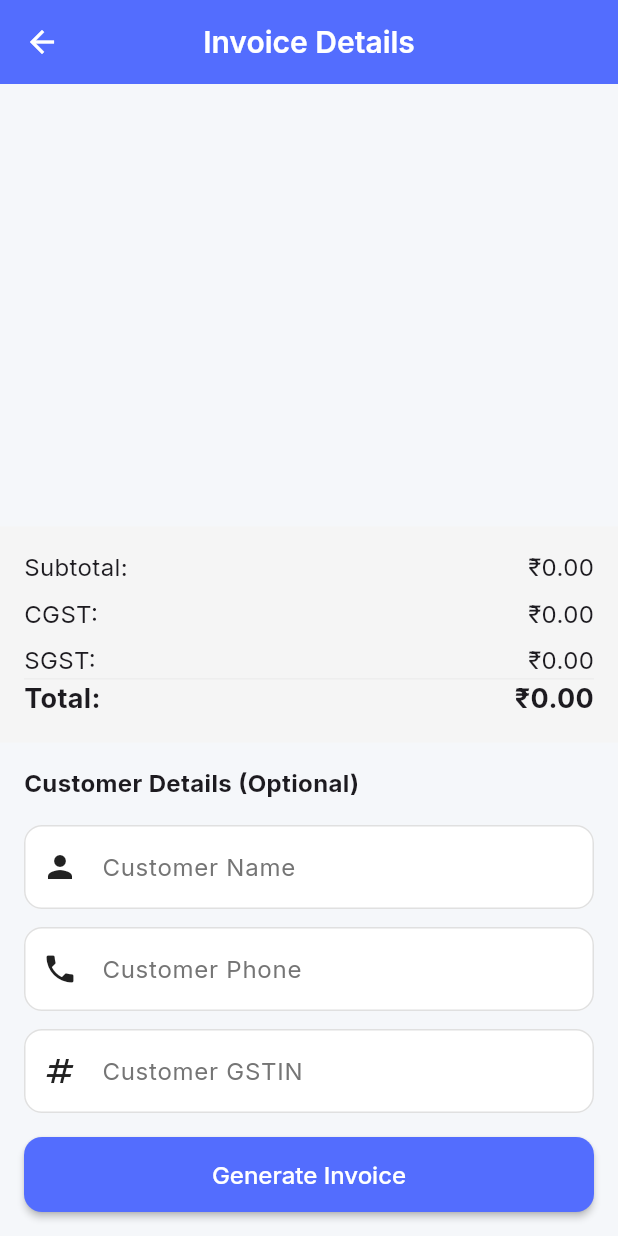
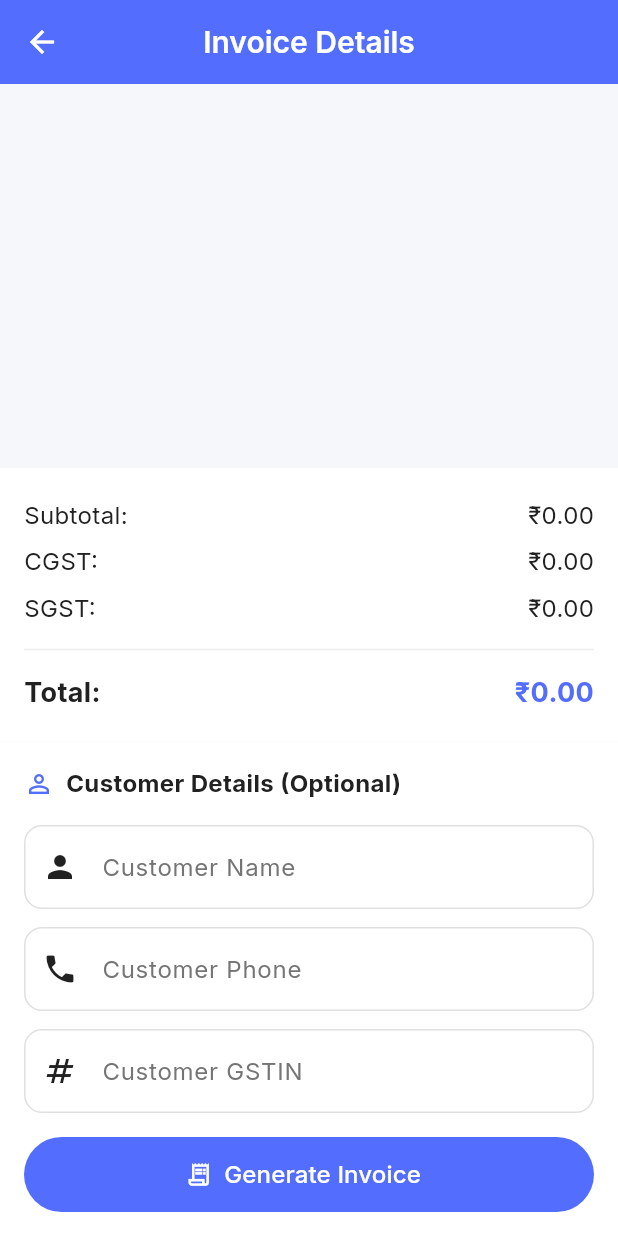
Before and after one commit to jeel1811/External, a Flutter app: the InvoiceDetailsScreen screen opened directly, on a phone screen of 412 x 824 dp. Run offline on Flutter 3.47's test engine with Material 3 defaults, Android fonts, the phone set to English and light mode, and no system bars; our stand-ins replace google_fonts, hive_flutter, pdf, printing, shared_preferences; missing offline and left inert: flutter_barcode_scanner; accounts and stored records are empty.

Commit message:
invoice theme fix

```diff
--- a/gst_billing_app/lib/screens/invoice_details_screen.dart
+++ b/gst_billing_app/lib/screens/invoice_details_screen.dart
@@ -32,6 +32,7 @@ class _InvoiceDetailsScreenState extends State<InvoiceDetailsScreen> {
   @override
   Widget build(BuildContext context) {
     final cart = Provider.of<CartProvider>(context);
+    final theme = Theme.of(context);
 
     return Scaffold(
       appBar: AppBar(
@@ -47,18 +48,57 @@ class _InvoiceDetailsScreenState extends State<InvoiceDetailsScreen> {
                 final item = cart.items[index];
                 return Card(
                   margin:
-                      const EdgeInsets.symmetric(horizontal: 16, vertical: 4),
-                  child: ListTile(
-                    title: Text(item.product.name),
-                    subtitle: Row(
+                      const EdgeInsets.symmetric(horizontal: 16, vertical: 8),
+                  elevation: 2,
+                  child: Padding(
+                    padding: const EdgeInsets.all(12.0),
+                    child: Row(
+                      children: [
+                        Expanded(
+                          child: Column(
+                            crossAxisAlignment: CrossAxisAlignment.start,
                             children: [
                               Text(
-                            '${item.quantity} × ${CurrencyFormatter.format(item.product.price)}'),
+                                item.product.name,
+                                style: TextStyle(
+                                  fontSize: 16,
+                                  fontWeight: FontWeight.bold,
+                                  color: theme.colorScheme.onSurface,
+                                ),
+                              ),
+                              const SizedBox(height: 4),
+                              Row(
+                                children: [
+                                  Text(
+                                    '${item.quantity} × ${CurrencyFormatter.format(item.product.price)}',
+                                    style: TextStyle(
+                                      color: theme.colorScheme.onSurface
+                                          .withOpacity(0.8),
+                                    ),
+                                  ),
                                   const SizedBox(width: 8),
-                        Text('GST: ${item.product.gstPercentage}%'),
+                                  Container(
+                                    padding: const EdgeInsets.symmetric(
+                                        horizontal: 6, vertical: 2),
+                                    decoration: BoxDecoration(
+                                      color: theme.colorScheme.primaryContainer,
+                                      borderRadius: BorderRadius.circular(4),
+                                    ),
+                                    child: Text(
+                                      'GST: ${item.product.gstPercentage}%',
+                                      style: TextStyle(
+                                        fontSize: 12,
+                                        color: theme
+                                            .colorScheme.onPrimaryContainer,
+                                      ),
+                                    ),
+                                  ),
                                 ],
                               ),
-                    trailing: Row(
+                            ],
+                          ),
+                        ),
+                        Row(
                           mainAxisSize: MainAxisSize.min,
                           children: [
                             IconButton(
@@ -72,13 +112,32 @@ class _InvoiceDetailsScreenState extends State<InvoiceDetailsScreen> {
                                 }
                               },
                             ),
-                        Text('${item.quantity}'),
+                            Container(
+                              padding: const EdgeInsets.symmetric(
+                                  horizontal: 8, vertical: 4),
+                              decoration: BoxDecoration(
+                                color: theme.colorScheme.surface,
+                                borderRadius: BorderRadius.circular(8),
+                                border: Border.all(
+                                    color: theme.colorScheme.outline
+                                        .withOpacity(0.3)),
+                              ),
+                              child: Text(
+                                '${item.quantity}',
+                                style: TextStyle(
+                                  fontWeight: FontWeight.bold,
+                                  color: theme.colorScheme.onSurface,
+                                ),
+                              ),
+                            ),
                             IconButton(
-                          icon:
-                              const Icon(Icons.add_circle, color: Colors.green),
+                              icon: const Icon(Icons.add_circle,
+                                  color: Colors.green),
                               onPressed: () {
                                 cart.updateQuantity(index, item.quantity + 1);
                               },
+                            ),
+                          ],
                         ),
                       ],
                     ),
@@ -90,101 +149,108 @@ class _InvoiceDetailsScreenState extends State<InvoiceDetailsScreen> {
 
           // Summary
           Container(
-            color: Colors.grey.shade100,
+            color: theme.colorScheme.surface,
             padding: const EdgeInsets.all(16.0),
             child: Column(
               children: [
-                Row(
-                  mainAxisAlignment: MainAxisAlignment.spaceBetween,
-                  children: [
-                    const Text('Subtotal:', style: TextStyle(fontSize: 16)),
-                    Text(CurrencyFormatter.format(cart.subtotal),
-                        style: const TextStyle(fontSize: 16)),
-                  ],
-                ),
-                const SizedBox(height: 8),
-                Row(
-                  mainAxisAlignment: MainAxisAlignment.spaceBetween,
-                  children: [
-                    const Text('CGST:', style: TextStyle(fontSize: 16)),
-                    Text(CurrencyFormatter.format(cart.totalCgst),
-                        style: const TextStyle(fontSize: 16)),
-                  ],
-                ),
-                const SizedBox(height: 8),
-                Row(
-                  mainAxisAlignment: MainAxisAlignment.spaceBetween,
-                  children: [
-                    const Text('SGST:', style: TextStyle(fontSize: 16)),
-                    Text(CurrencyFormatter.format(cart.totalSgst),
-                        style: const TextStyle(fontSize: 16)),
-                  ],
-                ),
-                const Divider(),
-                Row(
-                  mainAxisAlignment: MainAxisAlignment.spaceBetween,
-                  children: [
-                    const Text('Total:',
-                        style: TextStyle(
-                            fontSize: 18, fontWeight: FontWeight.bold)),
-                    Text(CurrencyFormatter.format(cart.total),
-                        style: const TextStyle(
-                            fontSize: 18, fontWeight: FontWeight.bold)),
-                  ],
-                ),
+                _buildSummaryRow('Subtotal:',
+                    CurrencyFormatter.format(cart.subtotal), theme),
+                _buildSummaryRow(
+                    'CGST:', CurrencyFormatter.format(cart.totalCgst), theme),
+                _buildSummaryRow(
+                    'SGST:', CurrencyFormatter.format(cart.totalSgst), theme),
+                const Divider(height: 24),
+                _buildSummaryRow(
+                    'Total:', CurrencyFormatter.format(cart.total), theme,
+                    isTotal: true),
               ],
             ),
           ),
 
           // Customer details form
-          Form(
+          Container(
+            color: theme.colorScheme.surface,
+            padding: const EdgeInsets.all(16.0),
+            child: Form(
               key: _formKey,
-            child: Padding(
-              padding: const EdgeInsets.all(16.0),
               child: Column(
                 crossAxisAlignment: CrossAxisAlignment.start,
                 children: [
-                  const Text('Customer Details (Optional)',
+                  Row(
+                    children: [
+                      Icon(
+                        Icons.person_outline,
+                        color: theme.colorScheme.primary,
+                        size: 20,
+                      ),
+                      const SizedBox(width: 8),
+                      Text(
+                        'Customer Details (Optional)',
                         style: TextStyle(
                           fontSize: 16,
                           fontWeight: FontWeight.bold,
-                      )),
+                          color: theme.colorScheme.onSurface,
+                        ),
+                      ),
+                    ],
+                  ),
                   const SizedBox(height: 16),
                   TextFormField(
                     controller: _customerNameController,
-                    decoration: const InputDecoration(
+                    decoration: InputDecoration(
                       labelText: 'Customer Name',
-                      border: OutlineInputBorder(),
-                      prefixIcon: Icon(Icons.person),
+                      border: const OutlineInputBorder(),
+                      prefixIcon: const Icon(Icons.person),
+                      filled: true,
+                      fillColor: theme.colorScheme.surface,
                     ),
                   ),
                   const SizedBox(height: 12),
                   TextFormField(
                     controller: _customerPhoneController,
-                    decoration: const InputDecoration(
+                    decoration: InputDecoration(
                       labelText: 'Customer Phone',
-                      border: OutlineInputBorder(),
-                      prefixIcon: Icon(Icons.phone),
+                      border: const OutlineInputBorder(),
+                      prefixIcon: const Icon(Icons.phone),
+                      filled: true,
+                      fillColor: theme.colorScheme.surface,
                     ),
                     keyboardType: TextInputType.phone,
                   ),
                   const SizedBox(height: 12),
                   TextFormField(
                     controller: _customerGstinController,
-                    decoration: const InputDecoration(
+                    decoration: InputDecoration(
                       labelText: 'Customer GSTIN',
-                      border: OutlineInputBorder(),
-                      prefixIcon: Icon(Icons.numbers),
+                      border: const OutlineInputBorder(),
+                      prefixIcon: const Icon(Icons.numbers),
+                      filled: true,
+                      fillColor: theme.colorScheme.surface,
                     ),
                   ),
                   const SizedBox(height: 16),
-                  ElevatedButton(
+                  FilledButton.icon(
                     onPressed: _isSubmitting ? null : _createInvoice,
-                    style: ElevatedButton.styleFrom(
+                    style: FilledButton.styleFrom(
                       minimumSize: const Size.fromHeight(50),
                     ),
-                    child: _isSubmitting
-                        ? const CircularProgressIndicator()
+                    icon: const Icon(Icons.receipt_long_outlined),
+                    label: _isSubmitting
+                        ? Row(
+                            mainAxisAlignment: MainAxisAlignment.center,
+                            children: [
+                              SizedBox(
+                                width: 20,
+                                height: 20,
+                                child: CircularProgressIndicator(
+                                  strokeWidth: 2,
+                                  color: theme.colorScheme.onPrimary,
+                                ),
+                              ),
+                              const SizedBox(width: 10),
+                              const Text('Processing...'),
+                            ],
+                          )
                         : const Text('Generate Invoice',
                             style: TextStyle(fontSize: 16)),
                   ),
@@ -197,25 +263,64 @@ class _InvoiceDetailsScreenState extends State<InvoiceDetailsScreen> {
     );
   }
 
+  Widget _buildSummaryRow(String label, String value, ThemeData theme,
+      {bool isTotal = false}) {
+    return Padding(
+      padding: const EdgeInsets.symmetric(vertical: 4.0),
+      child: Row(
+        mainAxisAlignment: MainAxisAlignment.spaceBetween,
+        children: [
+          Text(
+            label,
+            style: TextStyle(
+              fontSize: isTotal ? 18 : 16,
+              fontWeight: isTotal ? FontWeight.bold : FontWeight.normal,
+              color: theme.colorScheme.onSurface,
+            ),
+          ),
+          Text(
+            value,
+            style: TextStyle(
+              fontSize: isTotal ? 18 : 16,
+              fontWeight: isTotal ? FontWeight.bold : FontWeight.normal,
+              color: isTotal
+                  ? theme.colorScheme.primary
+                  : theme.colorScheme.onSurface,
+            ),
+          ),
+        ],
+      ),
+    );
+  }
+
   void _confirmRemoveItem(int index) {
     final item = Provider.of<CartProvider>(context, listen: false).items[index];
+    final theme = Theme.of(context);
+
     showDialog(
       context: context,
       builder: (context) => AlertDialog(
-        title: const Text('Remove Item'),
+        title: Text(
+          'Remove Item',
+          style: TextStyle(color: theme.colorScheme.error),
+        ),
         content: Text('Are you sure you want to remove ${item.product.name}?'),
         actions: [
           TextButton(
             onPressed: () => Navigator.of(context).pop(),
             child: const Text('Cancel'),
           ),
-          TextButton(
+          FilledButton.tonal(
             onPressed: () {
               Provider.of<CartProvider>(context, listen: false)
                   .removeItem(index);
               Navigator.of(context).pop();
             },
-            child: const Text('Remove', style: TextStyle(color: Colors.red)),
+            style: FilledButton.styleFrom(
+              backgroundColor: theme.colorScheme.errorContainer,
+              foregroundColor: theme.colorScheme.onErrorContainer,
+            ),
+            child: const Text('Remove'),
           ),
         ],
       ),
```
Lines whose indentation alone changed are shown as unchanged.
